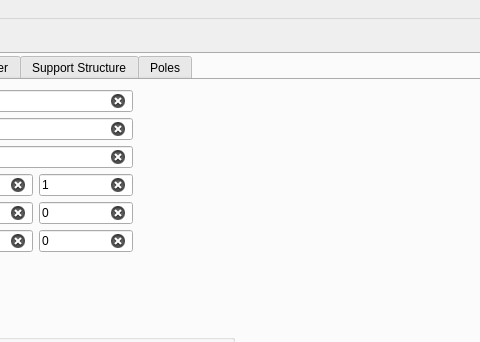
Old version of the form form.ui in the repository Jamal-dev/DeSIO_GUI; both pictures show x 296 to 776 and y 0 to 342 of the 776 by 608 pixel window.
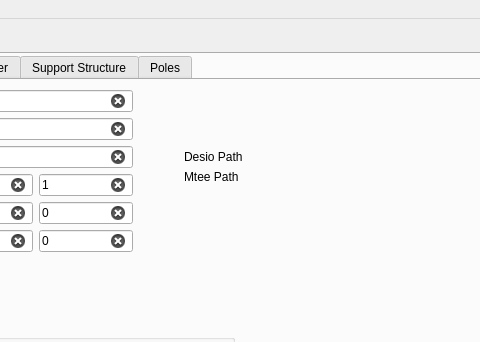
New version of the form. Icons and pictures are not drawn. Custom widgets are drawn as their Qt base class.

Commit message: Paths for Desio and Mtee is added. Bugs removed, and now one can select different set of input files. However, there is still a problem with hub and aero structure if they are only turned on. These kinds of bugs are also seen in the Matlab code. Now the next step is to see if it generates correct file for the input or not.

Diff of the .ui file:
```diff
--- a/form.ui
+++ b/form.ui
@@ -427,6 +427,32 @@
          </item>
         </layout>
        </widget>
+       <widget class="QWidget" name="">
+        <property name="geometry">
+         <rect>
+          <x>470</x>
+          <y>70</y>
+          <width>224</width>
+          <height>64</height>
+         </rect>
+        </property>
+        <layout class="QFormLayout" name="formLayout_2">
+         <item row="0" column="0">
+          <widget class="QLabel" name="lblDesioPath">
+           <property name="text">
+            <string>Desio Path</string>
+           </property>
+          </widget>
+         </item>
+         <item row="1" column="0">
+          <widget class="QLabel" name="lblMteePath">
+           <property name="text">
+            <string>Mtee Path</string>
+           </property>
+          </widget>
+         </item>
+        </layout>
+       </widget>
       </widget>
       <widget class="QWidget" name="tabBlade">
        <attribute name="title">
```
The commit also changes 49 other files.
